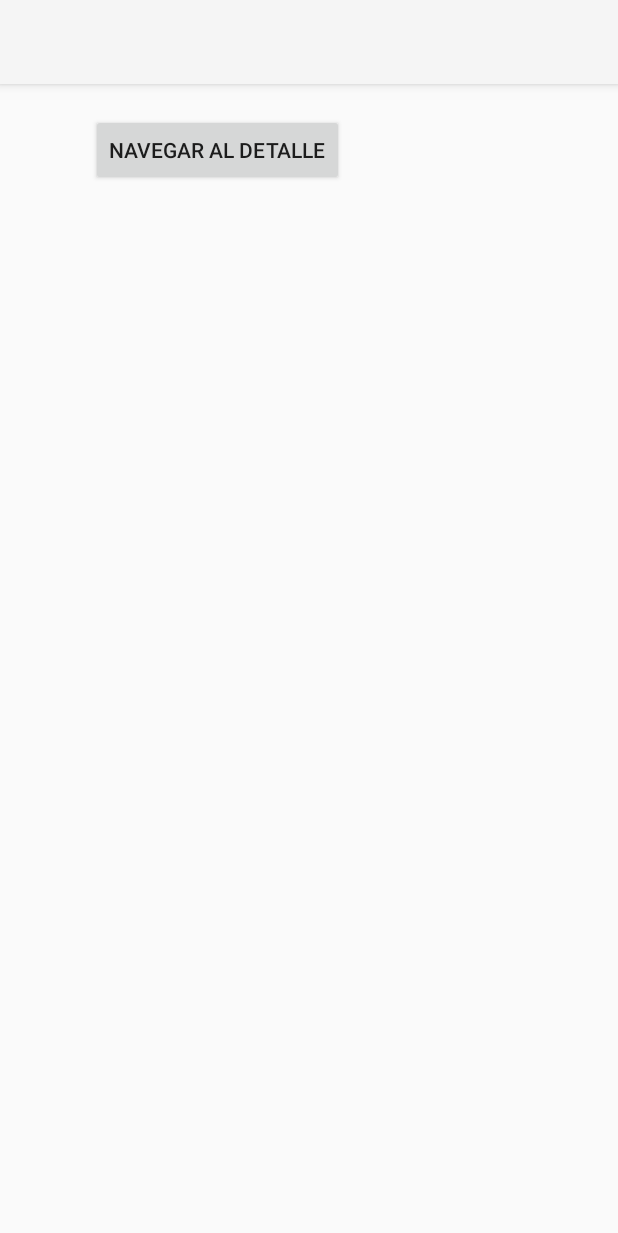
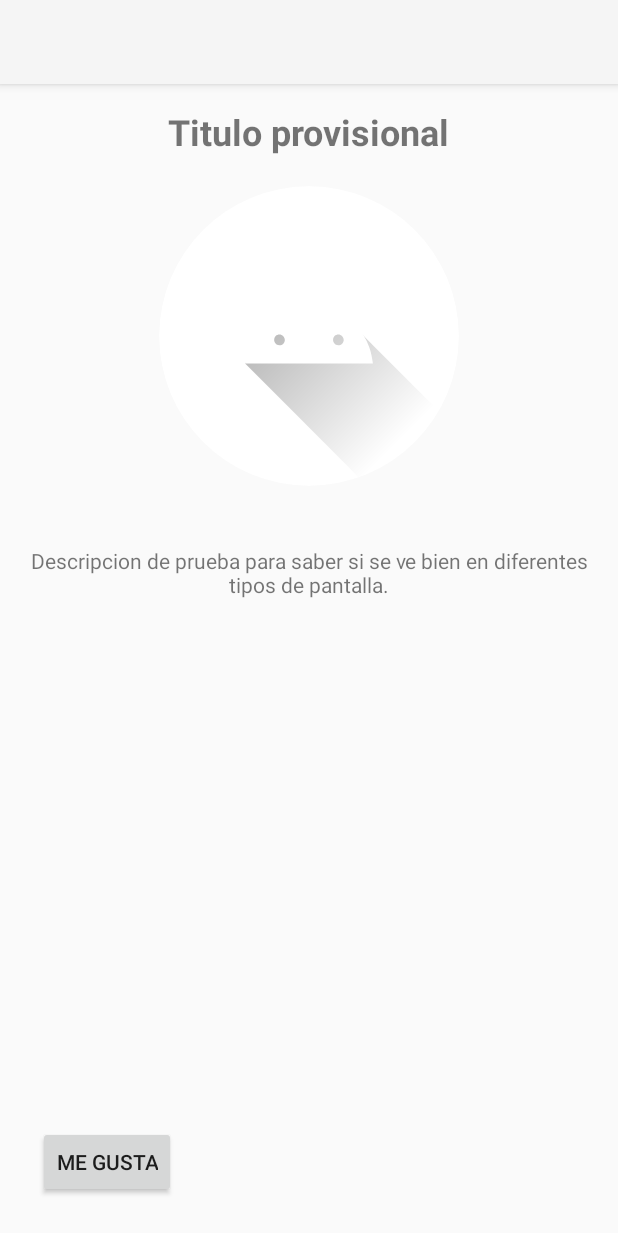
Before and after one commit to AdrianRocaS/DI, an Android app: the screen it shows after launch (CatalogActivity), on a phone screen of 412 x 824 dp. Shown: the top 1233 px of the screen. Run offline under Robolectric (Android 15) with nearby library versions, the phone set to English and light mode, and no system bars.

Commit message:
Ejercicio 03

```diff
--- a/sprint3android/app/src/main/java/com/example/mycatalog/CatalogActivity.java
+++ b/sprint3android/app/src/main/java/com/example/mycatalog/CatalogActivity.java
@@ -15,6 +15,8 @@ public class CatalogActivity extends AppCompatActivity {
         super.onCreate(savedInstanceState);
         setContentView(R.layout.activity_catalog);
 
+
+
         Button boton02 = findViewById(R.id.button);
         boton02.setOnClickListener(new View.OnClickListener() {
             @Override
--- /dev/null
+++ b/sprint3android/app/src/main/res/drawable/circle_mask.xml
@@ -0,0 +1,11 @@
+<?xml version="1.0" encoding="utf-8"?>
+<shape xmlns:android="http://schemas.android.com/apk/res/android" android:shape="oval">
+
+    <size
+        android:width="200dp"
+        android:height="200dp"
+    />
+
+    <solid android:color="#FFFFFFFF"/>
+
+</shape>
--- a/sprint3android/app/src/main/res/layout/activity_catalog.xml
+++ b/sprint3android/app/src/main/res/layout/activity_catalog.xml
@@ -8,15 +8,52 @@
     android:layout_height="match_parent"
     tools:context=".CatalogActivity">
 
+  <TextView
+      android:id="@+id/textTitle"
+      android:layout_width="wrap_content"
+      android:layout_height="wrap_content"
+      android:text="Titulo provisional"
+      android:textSize="24sp"
+      android:textStyle="bold"
+      app:layout_constraintTop_toTopOf="parent"
+      app:layout_constraintStart_toStartOf="parent"
+      app:layout_constraintEnd_toEndOf="parent"
+      android:layout_marginTop="15dp"/>
+
+  <ImageView
+      android:id="@+id/imageView"
+      android:layout_width="200dp"
+      android:layout_height="200dp"
+      android:layout_marginTop="20dp"
+      android:src="@drawable/ic_launcher_foreground"
+      android:scaleType="centerCrop"
+      app:layout_constraintTop_toBottomOf="@id/textTitle"
+      app:layout_constraintStart_toStartOf="parent"
+      app:layout_constraintEnd_toEndOf="parent"
+      android:background="@drawable/circle_mask"
+      android:clipToOutline="true"/>
+
+  <TextView
+      android:id="@+id/textDescription"
+      android:layout_width="0dp"
+      android:layout_height="wrap_content"
+      android:layout_marginTop="40dp"
+      android:layout_marginStart="10dp"
+      android:layout_marginEnd="10dp"
+      android:text="Descripcion de prueba para saber si se ve bien en diferentes tipos de pantalla."
+      android:textAlignment="center"
+      app:layout_constraintTop_toBottomOf="@id/imageView"
+      app:layout_constraintStart_toStartOf="parent"
+      app:layout_constraintEnd_toEndOf="parent"/>
+
   <Button
       android:id="@+id/button"
       android:layout_width="wrap_content"
       android:layout_height="wrap_content"
+      app:layout_constraintBottom_toBottomOf="parent"
       app:layout_constraintStart_toStartOf="parent"
-      app:layout_constraintEnd_toEndOf="parent"
-      app:layout_constraintHorizontal_bias="0.25"
-      app:layout_constraintTop_toTopOf="parent"
-      android:layout_marginTop="20dp"
-      android:text="Navegar al detalle" />
+      android:layout_marginStart="25dp"
+      android:layout_marginBottom="25dp"
+      android:text= "me gusta"/>
 
   </androidx.constraintlayout.widget.ConstraintLayout>
```
